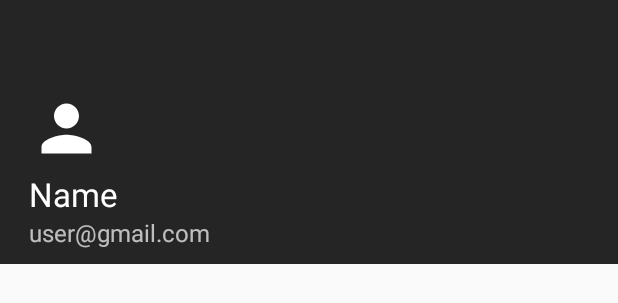
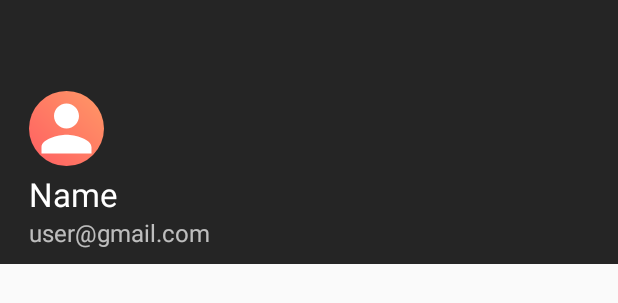
Before and after one commit to Farhad-Uz-Zaman/womanSafetyApp, an Android app: the layout nav_drawer_header.xml on its own in the app's theme, with its tools: preview values and no code run, on a phone screen of 412 x 824 dp. Shown: the top 303 px of the screen. Run offline under Robolectric (Android 15) with nearby library versions, the phone set to English and light mode, and no system bars.

```diff
--- /dev/null
+++ b/app/src/main/res/drawable/image_container.xml
@@ -0,0 +1,6 @@
+<?xml version="1.0" encoding="utf-8"?>
+<shape xmlns:android="http://schemas.android.com/apk/res/android"
+    android:shape="rectangle">
+    <gradient android:startColor="#ff5e62" android:endColor="#ff9966" android:angle="45"/>
+    <corners android:radius="500dp"/>
+</shape>
--- a/app/src/main/res/layout/nav_drawer_header.xml
+++ b/app/src/main/res/layout/nav_drawer_header.xml
@@ -7,15 +7,18 @@
     android:paddingLeft="@dimen/activity_horizon_margin"
     android:paddingBottom="@dimen/activity_vertical_margin"
     android:theme="@style/ThemeOverlay.AppCompat.Dark"
-    android:gravity="bottom">
+    android:gravity="bottom"
+    android:id="@+id/drawer_head">
     <ImageView
         android:id="@+id/image_drawer"
         android:layout_height="50dp"
         android:layout_width="50dp"
+        android:background="@drawable/image_container"
         android:src="@drawable/ic_dp"
-        app:tint="@color/colorPrimary" />
+        app:tint="@color/colorPrimary"
+        android:scaleType="centerCrop"/>
     <TextView
-        android:id="@+id/user_drawer"
+        android:id="@+id/user_name_drawer"
         android:layout_width="wrap_content"
         android:layout_height="wrap_content"
         android:paddingTop="4dp"
```
Also changed, not shown: app/src/main/java/com/example/womansafetyapp/MainActivity.java (+29 -0 lines).
